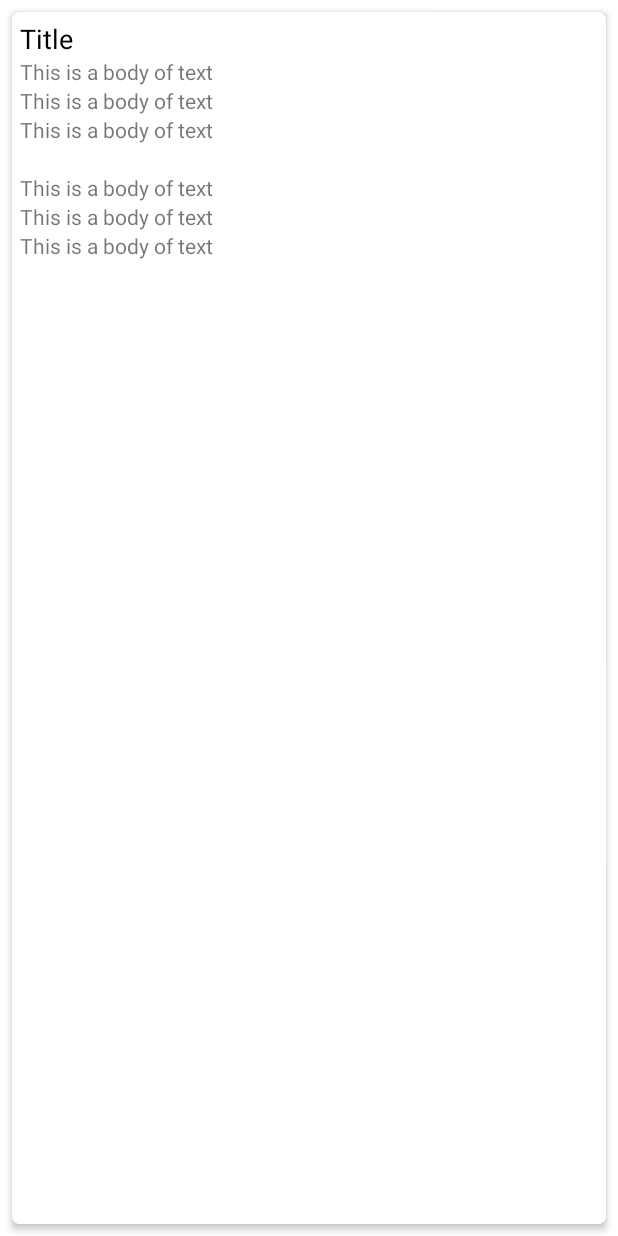
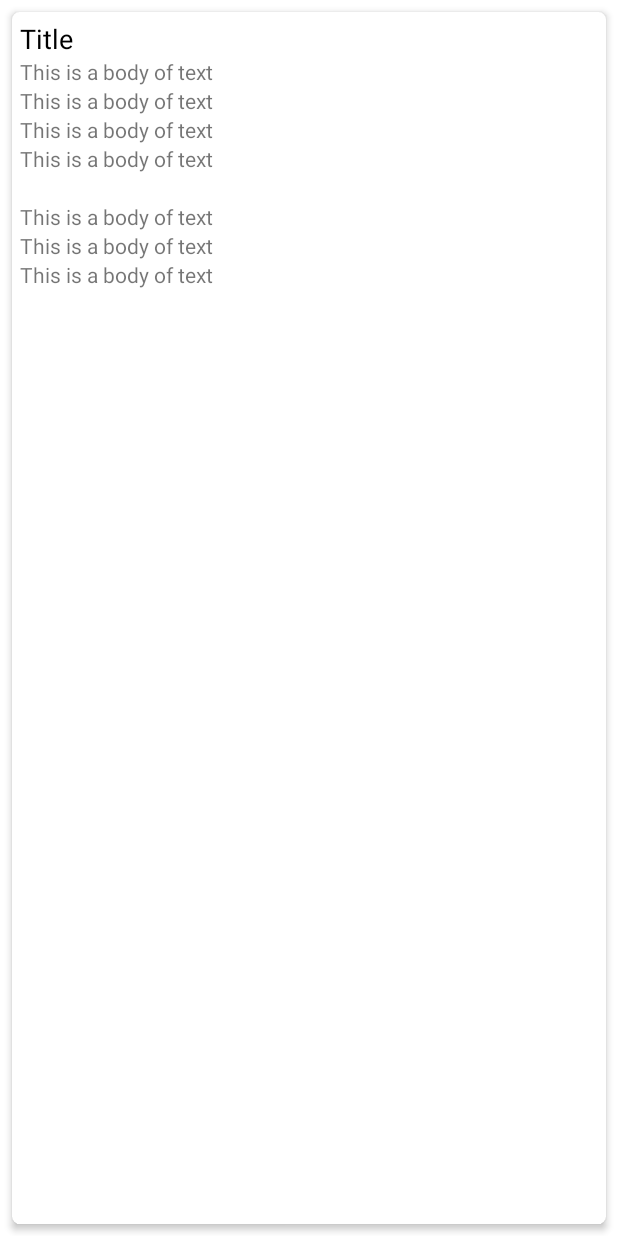
Before and after one commit to AlexisPechon/4th-Year-Android-App-Project, an Android app: the layout list_item.xml on its own in the app's theme, with its tools: preview values and no code run, on a phone screen of 412 x 824 dp. Run offline under Robolectric (Android 15) with nearby library versions, the phone set to English and light mode, and no system bars.

Commit message:
19th commit

```diff
--- a/Android-Timetable-App/app/src/main/java/com/example/a4th_year_android_timetable_app/APIInterface.java
+++ b/Android-Timetable-App/app/src/main/java/com/example/a4th_year_android_timetable_app/APIInterface.java
@@ -6,7 +6,7 @@ import retrofit2.Call;
 import retrofit2.http.GET;
 
 public interface APIInterface {
-    @GET("v1/c997f23d-c6d4-479f-a887-cf016b942c98")
+    @GET("v1/d792c901-83c0-4eeb-b725-a77819cb1fc8")
     //@GET("/posts")
     Call<List<Posts>> getPosts();
 }
--- a/Android-Timetable-App/app/src/main/java/com/example/a4th_year_android_timetable_app/PostsAdapter.java
+++ b/Android-Timetable-App/app/src/main/java/com/example/a4th_year_android_timetable_app/PostsAdapter.java
@@ -32,6 +32,7 @@ public class PostsAdapter extends RecyclerView.Adapter<PostsAdapter.ViewHolder>
 
     @Override
     public void onBindViewHolder(@NonNull ViewHolder holder, int position) {
+        holder.tvEnglishBody.setText(postList.get(position).getEnglish_language());
         holder.tvTitle.setText(postList.get(position).getName());
         holder.tvBody.setText(postList.get(position).getArrival_time());
         holder.tvSubBody.setText(postList.get(position).getDeparture_time());
@@ -50,6 +51,7 @@ public class PostsAdapter extends RecyclerView.Adapter<PostsAdapter.ViewHolder>
     }
 
     public class ViewHolder extends RecyclerView.ViewHolder{
+        TextView tvEnglishBody;
         TextView tvTitle;
         TextView tvBody;
         TextView tvSubBody;
@@ -61,6 +63,7 @@ public class PostsAdapter extends RecyclerView.Adapter<PostsAdapter.ViewHolder>
 
         public ViewHolder(@NonNull View itemView){
             super(itemView);
+            tvEnglishBody = itemView.findViewById(R.id.tvEnglishBody);
             tvTitle = itemView.findViewById(R.id.tvTitle); //Gets the id tvTitle in the layout file
             tvBody = itemView.findViewById(R.id.tvBody); //Gets the id tvBody in the layout file
             tvSubBody = itemView.findViewById(R.id.tvSubBody);
--- a/Android-Timetable-App/app/src/main/res/layout/list_item.xml
+++ b/Android-Timetable-App/app/src/main/res/layout/list_item.xml
@@ -11,6 +11,33 @@
         android:layout_width="match_parent"
         android:layout_height="match_parent"
         android:padding="5dp">
+
+        <TextView
+            android:id="@+id/tvTitle"
+            android:layout_width="wrap_content"
+            android:layout_height="wrap_content"
+            android:text="Title"
+            android:textColor="@color/black"
+            android:textSize="18dp"
+            app:layout_constraintStart_toStartOf="parent"
+            app:layout_constraintTop_toTopOf="parent"/>
+
+        <TextView
+            android:id="@+id/tvEnglishBody"
+            android:layout_width="wrap_content"
+            android:layout_height="wrap_content"
+            android:text="This is a body of text"
+            app:layout_constraintStart_toStartOf="parent"
+            app:layout_constraintTop_toBottomOf="@+id/tvTitle"/>
+
+
+        <TextView
+            android:id="@+id/tvLocationBody"
+            android:layout_width="wrap_content"
+            android:layout_height="wrap_content"
+            android:text="This is a body of text"
+            app:layout_constraintStart_toStartOf="parent"
+            app:layout_constraintTop_toBottomOf="@+id/tvEnglishBody"/>
 
         <TextView
             android:id="@+id/tvBody"
@@ -60,24 +87,6 @@
             app:layout_constraintStart_toStartOf="parent"
             app:layout_constraintTop_toBottomOf="@+id/tvSubArrivalBody"/>
 
-        <TextView
-            android:id="@+id/tvLocationBody"
-            android:layout_width="wrap_content"
-            android:layout_height="wrap_content"
-            android:text="This is a body of text"
-            app:layout_constraintStart_toStartOf="parent"
-            app:layout_constraintTop_toBottomOf="@+id/tvTitle"/>
-
-        <TextView
-            android:id="@+id/tvTitle"
-            android:layout_width="wrap_content"
-            android:layout_height="wrap_content"
-            android:text="Title"
-            android:textColor="@color/black"
-            android:textSize="18dp"
-            app:layout_constraintStart_toStartOf="parent"
-            app:layout_constraintTop_toTopOf="parent"/>
-
     </androidx.constraintlayout.widget.ConstraintLayout>
 
 </com.google.android.material.card.MaterialCardView>
```
Also changed, not shown: Android-Timetable-App/app/src/main/java/com/example/a4th_year_android_timetable_app/Posts.java (+9 -1 lines).
